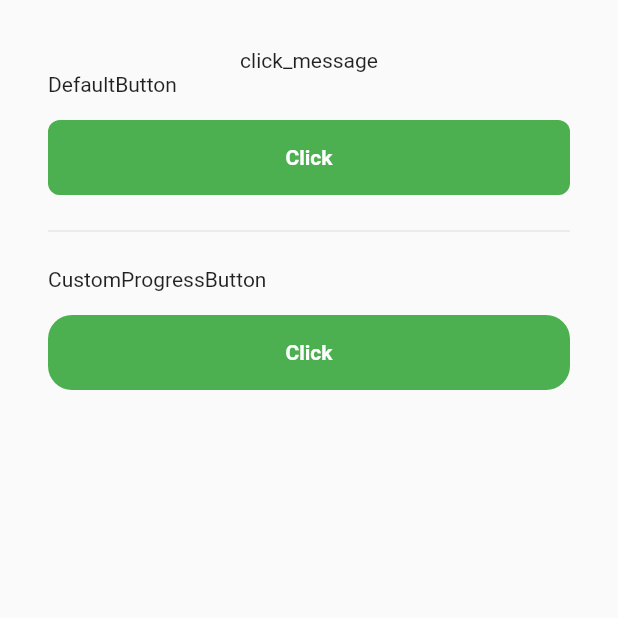
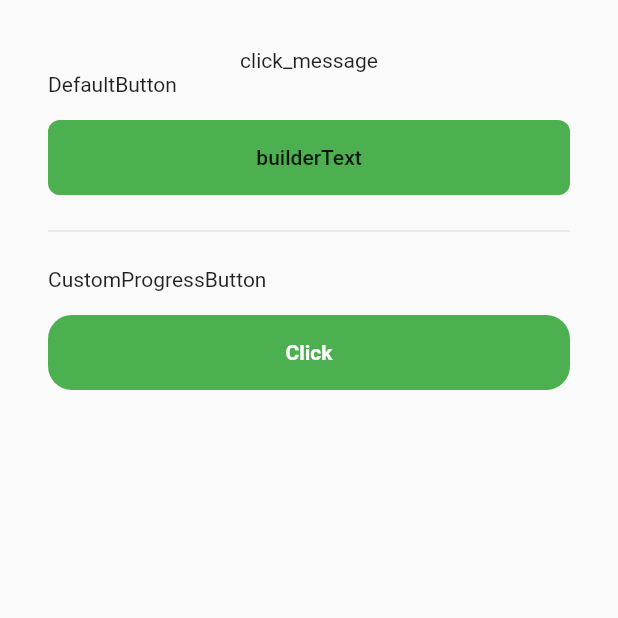
Before and after one commit to srnunio/customized, a Flutter app: the CustomButtonExample screen opened directly, on a phone screen of 412 x 824 dp, the top half of it. Run offline on Flutter 3.47's test engine with Material 2 defaults, Android fonts, the phone set to English and light mode, and no system bars.

Commit message:
improvements custom button add buildText enableEffectClicked

```diff
--- a/example/lib/custom_button_example.dart
+++ b/example/lib/custom_button_example.dart
@@ -29,8 +29,14 @@ class _CustomButtonExampleState extends State<CustomButtonExample> {
               height: 16,
             ),
             DefaultButton(
-              value: 'Click',
+              text: 'Click',
               activeColor: Colors.green,
+              builderText: (_){
+                return Txt(
+                  'builderText',
+                  textAlign: TextAlign.center,
+                );
+              },
               textStyle: (_) =>
                   _.copyWith(color: Colors.white, fontWeight: FontWeight.bold),
               onPressed: () {},
--- a/example/lib/main.dart
+++ b/example/lib/main.dart
@@ -18,7 +18,7 @@ class MyApp extends StatelessWidget {
         primarySwatch: Colors.blue,
         visualDensity: VisualDensity.adaptivePlatformDensity,
       ),
-      home: CustomTextExample(),
+      home: CustomButtonExample(),
      // home: CustomTextExample(),
       debugShowCheckedModeBanner: false,
     );
--- a/lib/src/custom_button.dart
+++ b/lib/src/custom_button.dart
@@ -8,10 +8,10 @@ abstract class CustomButton extends StatelessWidget {
   final Color activeColor;
   final Color disabledColor;
   final String text;
+  final Widget Function(String) builderText;
   final double border;
   final double elevation;
   final double height;
-  final TxtCase txtCase;
   final double textSize;
   final Color textColor;
   final bool enableEffectClicked;
@@ -23,10 +23,10 @@ abstract class CustomButton extends StatelessWidget {
     this.activeColor,
     this.disabledColor,
     this.text,
-    this.txtCase,
     this.textStyle,
     this.textColor,
     this.textSize,
+    this.builderText,
     this.border = 8.0,
     this.height = 50.0,
     this.elevation = 8.0,
@@ -47,7 +47,7 @@ abstract class CustomButton extends StatelessWidget {
         color: _activeColor,
         height: height,
         minWidth: double.infinity / 2,
-        child: child,
+        child: (builderText != null) ? builderText(text) : child,
         onPressed: onPressed,
       ),
     );
@@ -56,29 +56,32 @@ abstract class CustomButton extends StatelessWidget {
 
 class DefaultButton extends CustomButton {
   DefaultButton(
-      {@required String value,
+      {@required String text,
       double border,
       double elevation,
       TextStyle Function(TextStyle style) textStyle,
       TxtCase txtCase = TxtCase.None,
       Color activeColor,
       Color disabledColor,
+      bool enableEffectClicked = true,
       double height = 50.0,
-        String Function(String value) builderText,
+      Widget Function(String value) builderText,
       @required Function onPressed,
       double textSize,
       Color textColor})
-      : assert(value != null),
+      : assert(text != null),
+        assert(enableEffectClicked != null),
         super(
-          text: value,
+            text: text,
             activeColor: activeColor,
             disabledColor: disabledColor ?? Colors.grey[200],
             textStyle: textStyle,
             elevation: elevation,
             height: height,
-          txtCase: txtCase,
             textSize: textSize,
             textColor: textColor,
+          builderText: builderText,
+            enableEffectClicked: enableEffectClicked,
             border: border ?? 8.0,
             onPressed: onPressed);
 
@@ -90,7 +93,6 @@ class DefaultButton extends CustomButton {
         textAlign: TextAlign.center,
         textSize: textSize,
         textColor: textColor,
-        txtCase: txtCase,
         textStyle: textStyle,
       ));
 }
@@ -106,20 +108,23 @@ class CustomProgressButton extends CustomButton {
       Color activeColor,
       Color disabledColor,
       double height = 50.0,
+      bool enableEffectClicked = true,
       TxtCase txtCase = TxtCase.None,
-        String Function(String value) builderText,
+      Widget Function(String value) builderText,
       @required Function onPressed,
       double textSize,
       Color textColor})
       : assert(value != null),
         assert(isLoading != null),
+        assert(enableEffectClicked != null),
         super(
             text: value,
             activeColor: activeColor,
             disabledColor: disabledColor ?? Colors.grey[200],
             textStyle: textStyle,
-          txtCase: txtCase,
             textSize: textSize,
+            enableEffectClicked: enableEffectClicked,
+            builderText: builderText,
             textColor: textColor,
             elevation: elevation ?? 0.0,
             height: height,
@@ -137,7 +142,6 @@ class CustomProgressButton extends CustomButton {
           context: context,
           child: Txt(
             text,
-            txtCase: txtCase,
             textStyle: textStyle,
             textSize: textSize,
             textColor: textColor,
```
Also changed, not shown: example/pubspec.lock, 1 other file. Lines whose indentation alone changed are shown as unchanged.
